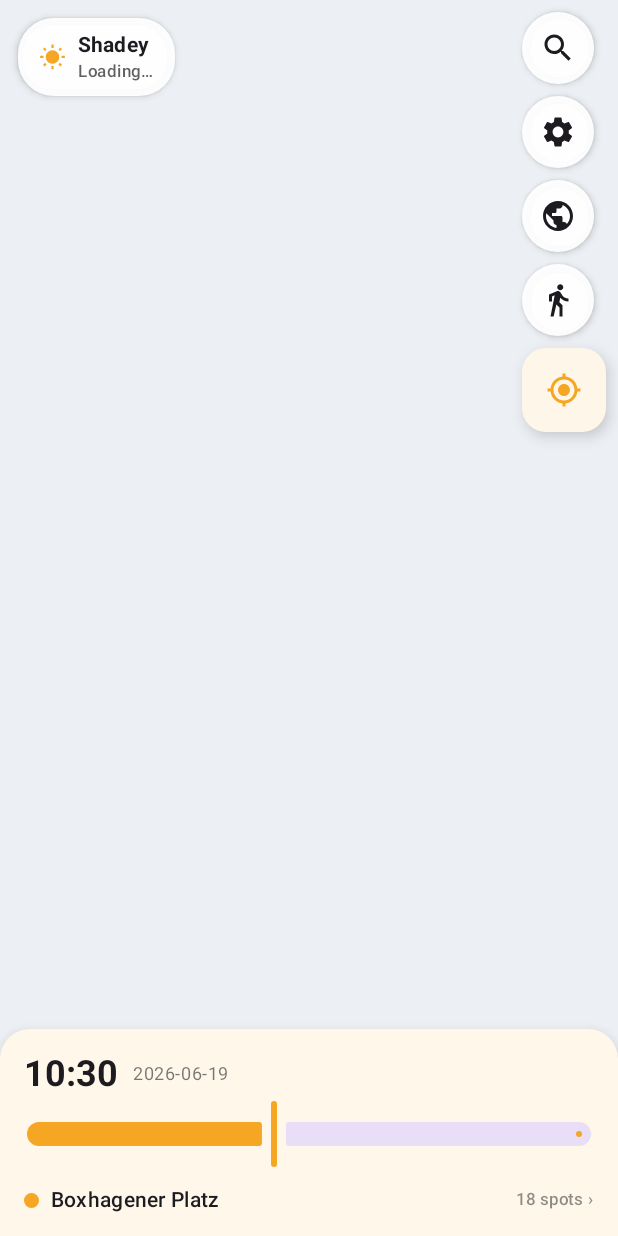
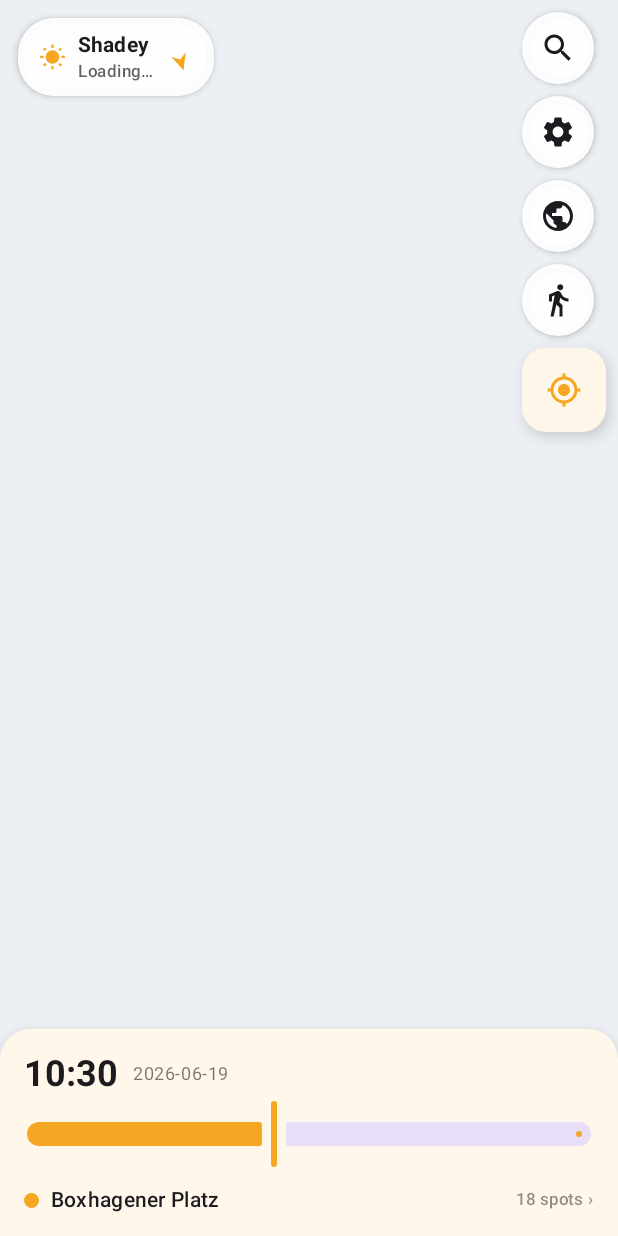
Before and after one commit to phrag/Shadey, an Android app built with Jetpack Compose: the composable MapScreen shown on its own in the app's theme, on a phone screen of 412 x 824 dp. Run offline under Robolectric (Android 15) with nearby library versions, the phone set to English and light mode, and no system bars; libraries missing offline, so code that uses them is left out: org.maplibre.geojson; 1 statement that could not run was skipped.

Commit message:
Add sun-direction compass overlay; fix route planner not reacting to taps
The map's click/long-click listeners were registered once inside
AndroidView's factory block and so kept calling the very first lambda
instances forever, frozen on the app state from initial composition —
meaning the route planner's tap-to-set-origin/destination never fired once
route mode was actually turned on. Fixed by routing both callbacks through
rememberUpdatedState.

```diff
--- a/app/src/main/kotlin/app/shadey/ui/MapScreen.kt
+++ b/app/src/main/kotlin/app/shadey/ui/MapScreen.kt
@@ -6,6 +6,7 @@ import android.location.LocationManager
 import android.content.Context
 import androidx.activity.compose.rememberLauncherForActivityResult
 import androidx.activity.result.contract.ActivityResultContracts
+import androidx.compose.foundation.Canvas
 import androidx.compose.foundation.background
 import androidx.compose.foundation.clickable
 import androidx.compose.foundation.layout.Arrangement
@@ -64,6 +65,8 @@ import androidx.compose.ui.Alignment
 import androidx.compose.ui.Modifier
 import androidx.compose.ui.draw.clip
 import androidx.compose.ui.graphics.Color
+import androidx.compose.ui.graphics.Path
+import androidx.compose.ui.graphics.drawscope.rotate
 import androidx.compose.ui.platform.LocalContext
 import androidx.compose.ui.platform.LocalUriHandler
 import androidx.compose.ui.text.font.FontWeight
@@ -265,6 +268,10 @@ fun MapScreen(vm: ShadeyViewModel = viewModel()) {
                                 color = MaterialTheme.colorScheme.onSurface.copy(alpha = 0.7f),
                             )
                         }
+                    }
+                    if (state.sunElevationDeg > 0.0) {
+                        Spacer(Modifier.width(8.dp))
+                        SunCompass(state.sunAzimuthDeg, Modifier.size(18.dp))
                     }
                     if (state.busy) {
                         Spacer(Modifier.width(8.dp))
@@ -960,6 +967,25 @@ private fun Dot(sunlight: Sunlight?) {
     )
 }
 
+@Composable
+private fun SunCompass(azimuthDeg: Double, modifier: Modifier = Modifier) {
+    val color = MaterialTheme.colorScheme.primary
+    Canvas(modifier) {
+        rotate(azimuthDeg.toFloat()) {
+            val w = size.width
+            val h = size.height
+            val path = Path().apply {
+                moveTo(w / 2f, 0f)
+                lineTo(w * 0.78f, h * 0.62f)
+                lineTo(w / 2f, h * 0.42f)
+                lineTo(w * 0.22f, h * 0.62f)
+                close()
+            }
+            drawPath(path, color)
+        }
+    }
+}
+
 private fun sunlightColor(s: Sunlight): Color = when (s) {
     Sunlight.SUN -> Color(0xFFF5A623)
     Sunlight.SHADE -> Color(0xFF5B6B7B)
--- a/app/src/main/kotlin/app/shadey/ui/ShadeyViewModel.kt
+++ b/app/src/main/kotlin/app/shadey/ui/ShadeyViewModel.kt
@@ -102,6 +102,9 @@ data class ShadeyUiState(
     val routeBusy: Boolean = false,
     val routeStatus: String? = null,
     val routeGeoJson: String = GeoJsonWriter.emptyCollection(),
+    // Current sun position at the map centre — drives the compass overlay.
+    val sunAzimuthDeg: Double = 0.0,
+    val sunElevationDeg: Double = 0.0,
 ) {
     val selected: SpotSunInfo? get() = ranked.firstOrNull { it.spot.id == selectedId }
     val selectedRoute: ScoredRoute? get() = routeOptions.getOrNull(selectedRouteIdx)
@@ -752,8 +755,8 @@ class ShadeyViewModel(app: Application) : AndroidViewModel(app) {
             // must see a stable centre, and activeBuildings can change on the main thread.
             val frozenCenter = center
             val frozenBuildings = activeBuildings
+            val sun = SolarCalculator.position(frozenCenter, now)
             val result = withContext(Dispatchers.Default) {
-                val sun = SolarCalculator.position(frozenCenter, now)
                 // Sun bucket — shadows are visually identical within ~0.5°. Cache per bucket.
                 val sunKey = "${(sun.azimuthDeg * 2).toInt()}_${(sun.elevationDeg * 2).toInt()}"
                 if (sunKey != shadowCacheSunKey || shadowCache.size > MAX_CACHE_ENTRIES) {
@@ -787,6 +790,8 @@ class ShadeyViewModel(app: Application) : AndroidViewModel(app) {
                     shadowsGeoJson = GeoJsonWriter.shadows(rings),
                     ranked = ranked ?: it.ranked,
                     spotsGeoJson = if (ranked != null) GeoJsonWriter.spots(ranked) else it.spotsGeoJson,
+                    sunAzimuthDeg = sun.azimuthDeg,
+                    sunElevationDeg = sun.elevationDeg,
                 )
             }
             // Build the day's frames for this view in the background so scrubbing is instant.
```
Also changed, not shown: app/src/main/kotlin/app/shadey/map/ShadeyMapView.kt (+8 -2 lines), 1 other file.
